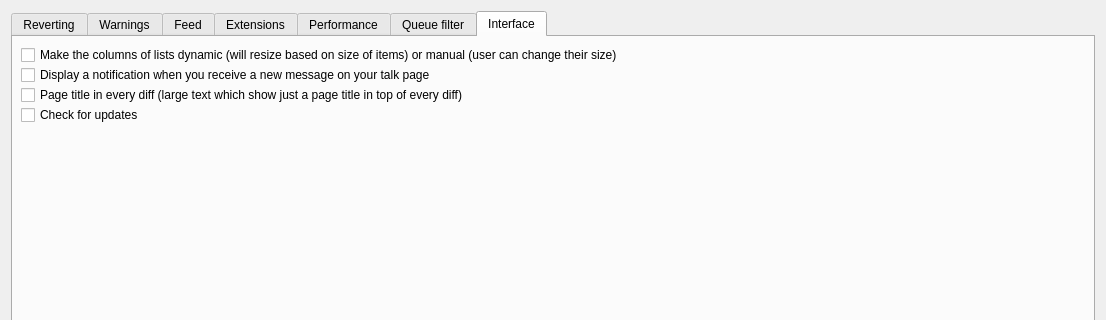
First picture: the form in huggle/preferences.ui, repository huggle/huggle3-qt-lx, before the edit; both pictures show x 0 to 1106 and y 0 to 320 of the 1106 by 481 pixel window.
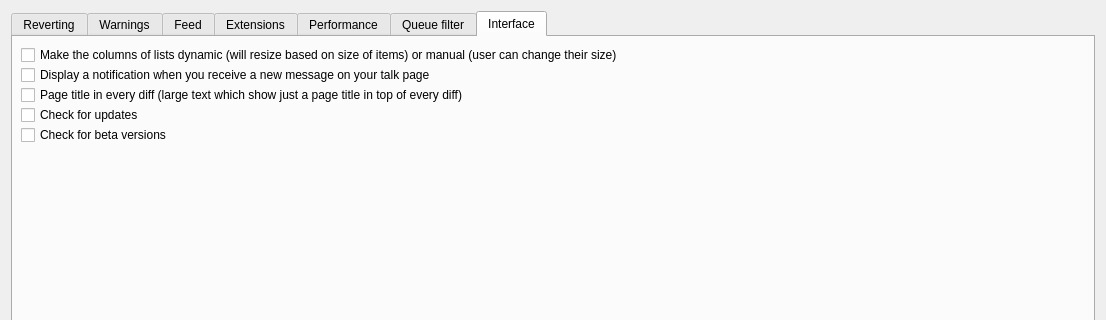
Second picture: the form after the edit. The open tabs and pages were chosen to show the change.

Commit message: add option to get notified of beta versions

What changed in the file:
```diff
--- a/huggle/preferences.ui
+++ b/huggle/preferences.ui
@@ -651,6 +651,13 @@
          </property>
         </widget>
        </item>
+       <item>
+        <widget class="QCheckBox" name="checkBox_notifyBeta">
+         <property name="text">
+          <string>Check for beta versions</string>
+         </property>
+        </widget>
+       </item>
        <item>
         <spacer name="verticalSpacer">
          <property name="orientation">
```
Left out of the diff: 2 changed lines with no effect on the pictures. The commit also changes 4 other files.
